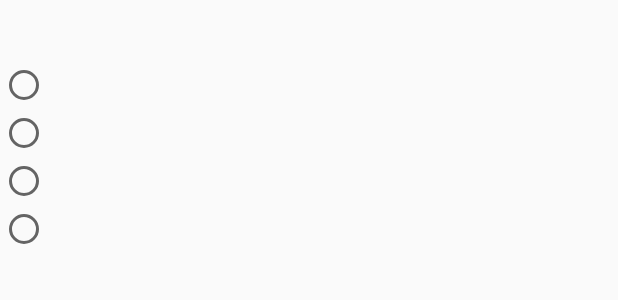
After one commit to JStav/COP4331SurveyApp, an Android app: the layout multiple_choice_question_layout.xml on its own in the app's theme, with its tools: preview values and no code run, on a phone screen of 412 x 824 dp. The commit adds this screen. Shown: the top 300 px of the screen. Run offline under Robolectric (Android 15) with nearby library versions, the phone set to English and light mode, and no system bars.

Commit message:
Created custom adapter for Survey, question loading implemented

```diff
--- a/app/src/main/java/edu/ucf/cop4331/supersweetsurveyapp/BrowseSurveysActivity.java
+++ b/app/src/main/java/edu/ucf/cop4331/supersweetsurveyapp/BrowseSurveysActivity.java
@@ -45,9 +45,9 @@ public class BrowseSurveysActivity extends Activity {
     }
 
     public void takeSurvey(View view){
-        Toast toast = Toast.makeText(this, surveyId, Toast.LENGTH_SHORT);
-        toast.show();
         Intent intent = new Intent(getApplicationContext(), TakeSurveyActivity.class);
+
+        // Pass the surveyId to TakeSurveyActivity
         intent.putExtra("surveyId", surveyId);
         startActivity(intent);
     }
--- a/app/src/main/java/edu/ucf/cop4331/supersweetsurveyapp/GetSurveysTask.java
+++ b/app/src/main/java/edu/ucf/cop4331/supersweetsurveyapp/GetSurveysTask.java
@@ -3,7 +3,6 @@ package edu.ucf.cop4331.supersweetsurveyapp;
 import android.app.Activity;
 import android.content.Context;
 import android.os.AsyncTask;
-import android.widget.ArrayAdapter;
 import android.widget.ListView;
 
 import org.json.JSONArray;
@@ -11,7 +10,6 @@ import org.json.JSONException;
 import org.json.JSONObject;
 
 import java.util.ArrayList;
-import java.util.List;
 
 /**
  * Created by stavr on 5/31/2015.
@@ -70,7 +68,7 @@ public class GetSurveysTask extends AsyncTask<String, Void, ArrayList<Survey>> {
         super.onPostExecute(s);
 
         ListView l = (ListView) activity.findViewById(R.id.survey_list_view);
-        SurveyAdapter adapter = new SurveyAdapter(context, R.layout.survey_layout_text, s);
+        SurveyAdapter adapter = new SurveyAdapter(context, R.layout.survey_layout, s);
         l.setChoiceMode(ListView.CHOICE_MODE_SINGLE);
         l.setAdapter(adapter);
 
--- a/app/src/main/java/edu/ucf/cop4331/supersweetsurveyapp/SurveyAdapter.java
+++ b/app/src/main/java/edu/ucf/cop4331/supersweetsurveyapp/SurveyAdapter.java
@@ -29,11 +29,11 @@ public class SurveyAdapter extends ArrayAdapter<Survey> {
 
 
         LayoutInflater inflater = (LayoutInflater) context.getSystemService(Context.LAYOUT_INFLATER_SERVICE);
-        View rowView = inflater.inflate(R.layout.survey_layout_text, parent, false);
+        View rowView = inflater.inflate(R.layout.survey_layout, parent, false);
 
         Survey survey = getItem(position);
 
-        TextView surveyTitle = (TextView) rowView.findViewById(R.id.surveyTextView);
+        TextView surveyTitle = (TextView) rowView.findViewById(R.id.survey_text_view);
 
         surveyTitle.setText(survey.getSurveyName());
 
--- /dev/null
+++ b/app/src/main/res/layout/multiple_choice_question_layout.xml
@@ -0,0 +1,38 @@
+<?xml version="1.0" encoding="utf-8"?>
+<RelativeLayout xmlns:android="http://schemas.android.com/apk/res/android"
+    android:layout_width="match_parent" android:layout_height="match_parent">
+
+    <TextView
+        android:id="@+id/multi_text"
+        android:layout_width="wrap_content"
+        android:layout_height="wrap_content"
+        android:textSize="30sp"/>
+
+    <RadioGroup
+        android:layout_width="wrap_content"
+        android:layout_height="wrap_content"
+        android:layout_below="@id/multi_text"
+        >
+
+        <RadioButton
+            android:id="@+id/multi_radio_1"
+            android:layout_width="wrap_content"
+            android:layout_height="wrap_content"
+            android:textSize="20sp" />
+        <RadioButton
+            android:id="@+id/multi_radio_2"
+            android:layout_width="wrap_content"
+            android:layout_height="wrap_content"
+            android:textSize="20sp" />
+        <RadioButton
+            android:id="@+id/multi_radio_3"
+            android:layout_width="wrap_content"
+            android:layout_height="wrap_content"
+            android:textSize="20sp" />
+        <RadioButton
+            android:id="@+id/multi_radio_4"
+            android:layout_width="wrap_content"
+            android:layout_height="wrap_content"
+            android:textSize="20sp" />
+    </RadioGroup>
+</RelativeLayout>
--- a/app/src/main/res/layout/survey_layout_text.xml
+++ b/app/src/main/res/layout/survey_layout.xml
@@ -1,6 +1,6 @@
 <?xml version="1.0" encoding="utf-8"?>
 <TextView xmlns:android="http://schemas.android.com/apk/res/android"
-    android:id="@+id/surveyTextView"
+    android:id="@+id/survey_text_view"
     android:layout_width="match_parent"
     android:layout_height="wrap_content"
     android:background="@drawable/bg_key"
```
Also changed, not shown: app/src/main/java/edu/ucf/cop4331/supersweetsurveyapp/GetSurveyQuestionsTask.java (+6 -3 lines), app/src/main/java/edu/ucf/cop4331/supersweetsurveyapp/SurveyQuestion.java (+31 -16 lines), app/src/main/java/edu/ucf/cop4331/supersweetsurveyapp/SurveyQuestionAdapter.java (+71 -7 lines), app/src/main/res/layout/activity_take_survey.xml (+7 -0 lines), app/src/main/res/layout/true_false_question_layout.xml (added, +29 -0 lines).
